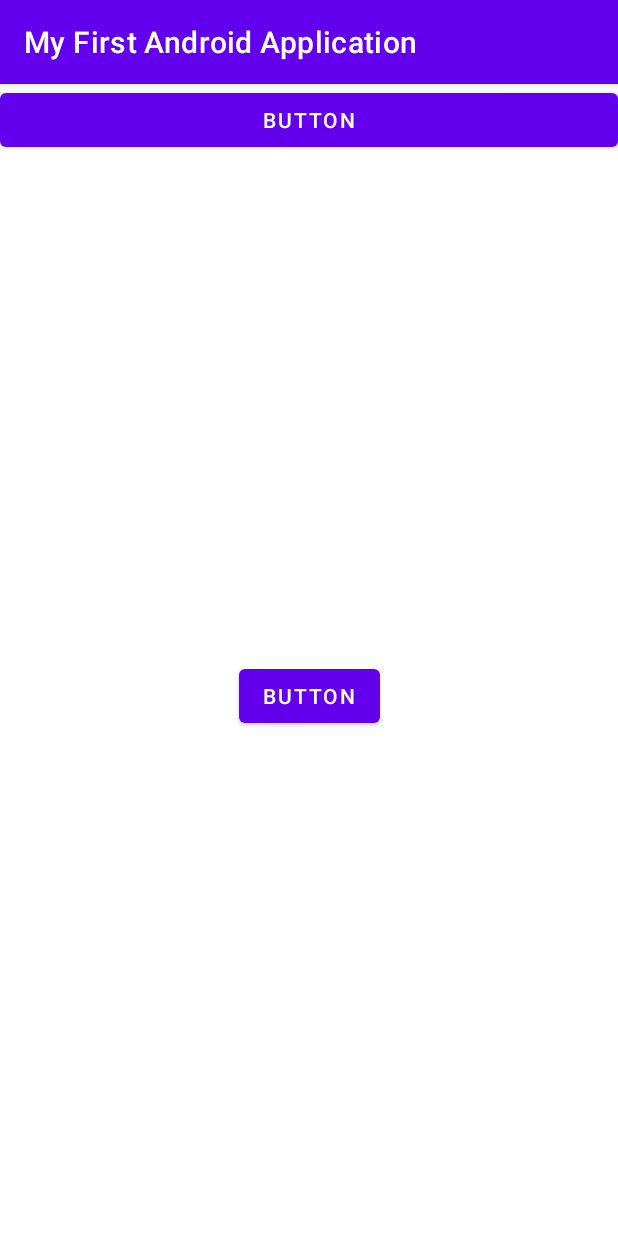
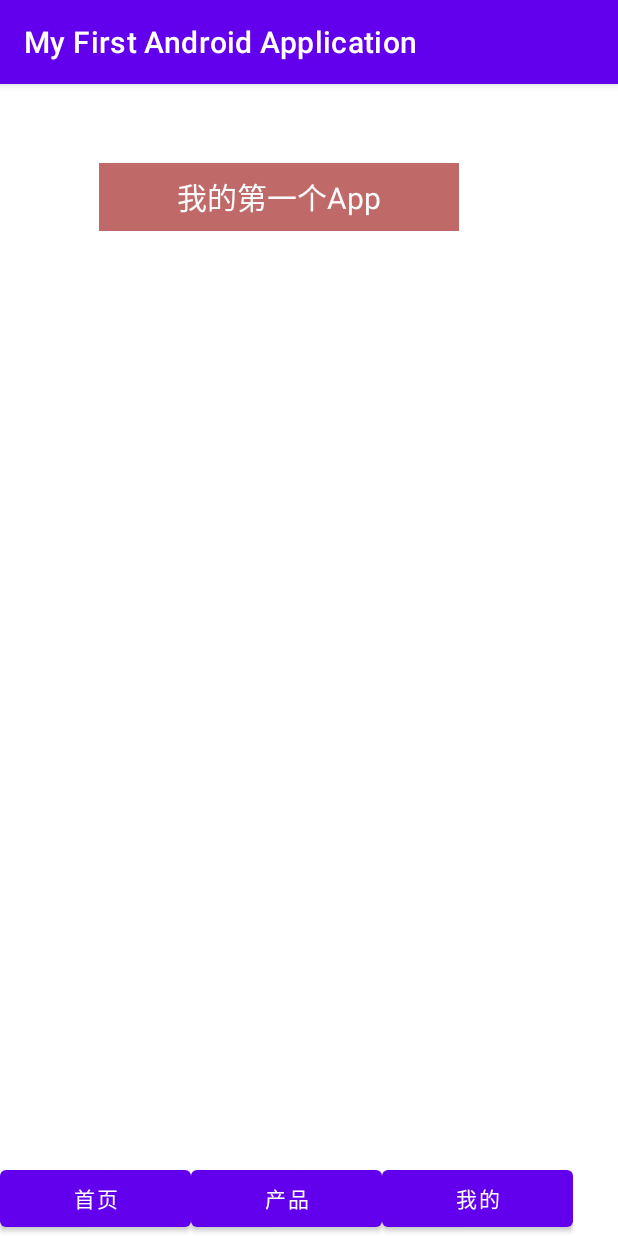
Before and after one commit to ivan-shork/Easy_Android_Learn, an Android app: the screen it shows after launch (MainActivity before the commit, ActivityOne after it), on a phone screen of 412 x 824 dp. Run offline under Robolectric (Android 15) with nearby library versions, the phone set to English and light mode, and no system bars.

Commit message:
编写一个意图，并尝试界面跳转

```diff
--- a/app/src/main/AndroidManifest.xml
+++ b/app/src/main/AndroidManifest.xml
@@ -10,7 +10,10 @@
         android:supportsRtl="true"
         android:theme="@style/Theme.MyFirstAndroidApplication">
         <activity
-            android:name=".MainActivity"
+            android:name=".ActivityTwo"
+            android:exported="true" />
+        <activity
+            android:name=".ActivityOne"
             android:exported="true">
             <intent-filter>
                 <action android:name="android.intent.action.MAIN" />
--- /dev/null
+++ b/app/src/main/java/com/aven/myfirstandroidapplication/ActivityOne.java
@@ -0,0 +1,45 @@
+package com.aven.myfirstandroidapplication;
+
+import androidx.appcompat.app.AppCompatActivity;
+
+import android.content.Intent;
+import android.os.Bundle;
+import android.view.MotionEvent;
+import android.view.View;
+import android.widget.Button;
+import android.widget.Toast;
+
+public class ActivityOne extends AppCompatActivity implements View.OnClickListener{
+
+    @Override
+    protected void onCreate(Bundle savedInstanceState) {
+        super.onCreate(savedInstanceState);
+        setContentView(R.layout.layout_one);
+
+        // 获取组件
+        Button btn1 = (Button) findViewById(R.id.button9);
+        Button btn2 = (Button) findViewById(R.id.button8);
+        // 需要将接口实现的实例传递进组件
+        btn1.setOnClickListener(ActivityOne.this);
+        btn2.setOnClickListener(ActivityOne.this);
+    }
+
+
+    @Override
+    public void onClick(View view) {
+        switch (view.getId()) {
+            case R.id.button9:
+                Toast.makeText(ActivityOne.this,"产品被点击", Toast.LENGTH_SHORT).show();
+                // 新建一个意图，并将自己的实例传递过去方便引用
+                Intent i = new Intent(ActivityOne.this, ActivityTwo.class);
+                startActivity(i);
+                break;
+            case R.id.button8:
+                Toast.makeText(ActivityOne.this,"我的被点击", Toast.LENGTH_SHORT).show();
+                break;
+            default:
+                throw new IllegalStateException("Unexpected value: " + view.getId());
+        }
+    }
+
+}
--- a/app/src/main/java/com/aven/myfirstandroidapplication/MainActivity.java
+++ /dev/null
@@ -1,14 +0,0 @@
-package com.aven.myfirstandroidapplication;
-
-import androidx.appcompat.app.AppCompatActivity;
-
-import android.os.Bundle;
-
-public class MainActivity extends AppCompatActivity {
-
-    @Override
-    protected void onCreate(Bundle savedInstanceState) {
-        super.onCreate(savedInstanceState);
-        setContentView(R.layout.constraint_layout);
-    }
-}
--- /dev/null
+++ b/app/src/main/res/layout/layout_one.xml
@@ -0,0 +1,61 @@
+<?xml version="1.0" encoding="utf-8"?>
+<androidx.constraintlayout.widget.ConstraintLayout xmlns:android="http://schemas.android.com/apk/res/android"
+    xmlns:app="http://schemas.android.com/apk/res-auto"
+    xmlns:tools="http://schemas.android.com/tools"
+    android:id="@+id/constraintLayout"
+    android:layout_width="match_parent"
+    android:layout_height="match_parent"
+    android:paddingEnd="30dp">
+
+    <LinearLayout
+        android:id="@+id/linearLayout"
+        android:layout_width="match_parent"
+        android:layout_height="50dp"
+        android:orientation="horizontal"
+        app:layout_constraintBottom_toBottomOf="parent"
+        app:layout_constraintEnd_toEndOf="parent"
+        app:layout_constraintStart_toStartOf="parent">
+
+        <Button
+            android:id="@+id/button10"
+            android:layout_width="wrap_content"
+            android:layout_height="match_parent"
+            android:layout_weight="1"
+            android:text="首页" />
+
+        <Button
+            android:id="@+id/button9"
+            android:layout_width="wrap_content"
+            android:layout_height="match_parent"
+            android:layout_weight="1"
+            android:text="产品" />
+
+        <Button
+            android:id="@+id/button8"
+            android:layout_width="wrap_content"
+            android:layout_height="match_parent"
+            android:layout_weight="1"
+            android:text="我的" />
+    </LinearLayout>
+
+    <TextView
+        android:id="@+id/textView"
+        android:layout_width="wrap_content"
+        android:layout_height="wrap_content"
+        android:layout_marginStart="171dp"
+        android:layout_marginTop="48dp"
+        android:layout_marginEnd="182dp"
+        android:layout_marginBottom="615dp"
+        android:width="240dp"
+        android:height="45dp"
+        android:background="#BF6969"
+        android:gravity="center"
+        android:text="我的第一个App"
+        android:textAlignment="center"
+        android:textColor="#FBFBFB"
+        android:textSize="20sp"
+        app:layout_constraintBottom_toTopOf="@+id/linearLayout"
+        app:layout_constraintEnd_toEndOf="parent"
+        app:layout_constraintStart_toStartOf="parent"
+        app:layout_constraintTop_toTopOf="parent" />
+</androidx.constraintlayout.widget.ConstraintLayout>
--- a/app/src/main/res/layout/constraint_layout.xml
+++ b/app/src/main/res/layout/layout_two.xml
@@ -2,26 +2,29 @@
 <androidx.constraintlayout.widget.ConstraintLayout xmlns:android="http://schemas.android.com/apk/res/android"
     xmlns:app="http://schemas.android.com/apk/res-auto"
     xmlns:tools="http://schemas.android.com/tools"
-    android:id="@+id/constraintLayout"
     android:layout_width="match_parent"
-    android:layout_height="match_parent">
+    android:layout_height="match_parent"
+    tools:context=".ActivityTwo">
 
     <Button
-        android:id="@+id/button6"
+        android:id="@+id/button7"
         android:layout_width="wrap_content"
         android:layout_height="wrap_content"
         android:text="Button"
         app:layout_constraintBottom_toBottomOf="parent"
         app:layout_constraintEnd_toEndOf="parent"
+        app:layout_constraintStart_toStartOf="parent" />
+
+    <TextView
+        android:id="@+id/textView2"
+        android:layout_width="wrap_content"
+        android:layout_height="wrap_content"
+        android:layout_marginStart="209dp"
+        android:layout_marginEnd="144dp"
+        android:text="产品页"
+        android:textSize="45sp"
+        app:layout_constraintEnd_toEndOf="parent"
+        app:layout_constraintHorizontal_bias="0.666"
         app:layout_constraintStart_toStartOf="parent"
-        app:layout_constraintTop_toBottomOf="@+id/button5" />
-
-    <Button
-        android:id="@+id/button5"
-        android:layout_width="0dp"
-        android:layout_height="wrap_content"
-        android:text="Button"
-        app:layout_constraintEnd_toEndOf="parent"
-        app:layout_constraintStart_toStartOf="parent"
-        app:layout_constraintTop_toTopOf="parent" />
+        tools:layout_editor_absoluteY="160dp" />
 </androidx.constraintlayout.widget.ConstraintLayout>
--- a/app/src/main/res/layout/linear_layout.xml
+++ b/app/src/main/res/layout/linear_layout.xml
@@ -4,7 +4,7 @@
     xmlns:tools="http://schemas.android.com/tools"
     android:layout_width="match_parent"
     android:layout_height="match_parent"
-    tools:context=".MainActivity">
+    tools:context=".ActivityOne">
 
     <LinearLayout
         android:layout_width="match_parent"
--- /dev/null
+++ b/app/src/main/res/values/ids.xml
@@ -0,0 +1,4 @@
+<?xml version="1.0" encoding="utf-8"?>
+<resources>
+    <item name="button9" type="id" />
+</resources>
```
Also changed, not shown: app/src/main/java/com/aven/myfirstandroidapplication/ActivityTwo.java (added, +33 -0 lines).
